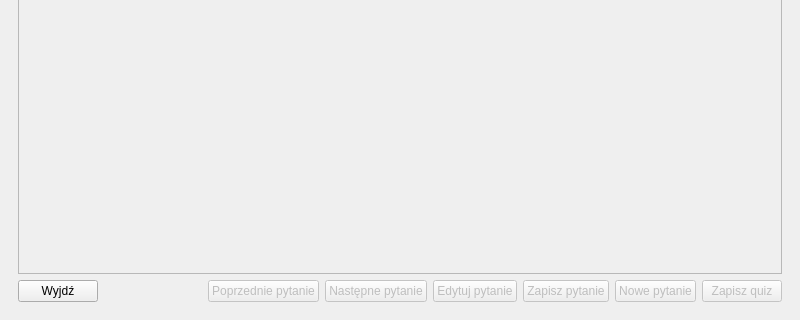
This is quiz_creator_gui.ui in M4tth3wG/Quizer as Qt 5 draws it before an edit; both pictures show x 0 to 800 and y 280 to 600 of the 800 by 600 pixel window. The edited form follows.
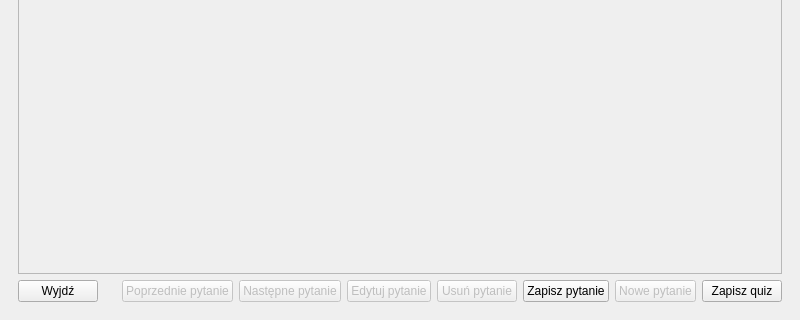
This is the edited form.

Commit message: added some functionality to quiz creator

Patch:
```diff
--- a/quiz_creator_gui.ui
+++ b/quiz_creator_gui.ui
@@ -275,10 +275,20 @@
             </property>
            </widget>
           </item>
+          <item>
+           <widget class="QPushButton" name="delete_question_btn">
+            <property name="enabled">
+             <bool>false</bool>
+            </property>
+            <property name="text">
+             <string>Usuń pytanie</string>
+            </property>
+           </widget>
+          </item>
           <item alignment="Qt::AlignVCenter">
            <widget class="QPushButton" name="save_question_btn">
             <property name="enabled">
-             <bool>false</bool>
+             <bool>true</bool>
             </property>
             <property name="text">
              <string>Zapisz pytanie</string>
@@ -298,7 +308,7 @@
           <item alignment="Qt::AlignVCenter">
            <widget class="QPushButton" name="save_quiz_btn">
             <property name="enabled">
-             <bool>false</bool>
+             <bool>true</bool>
             </property>
             <property name="text">
              <string>Zapisz quiz</string>
```
The commit also changes 1 other file.
